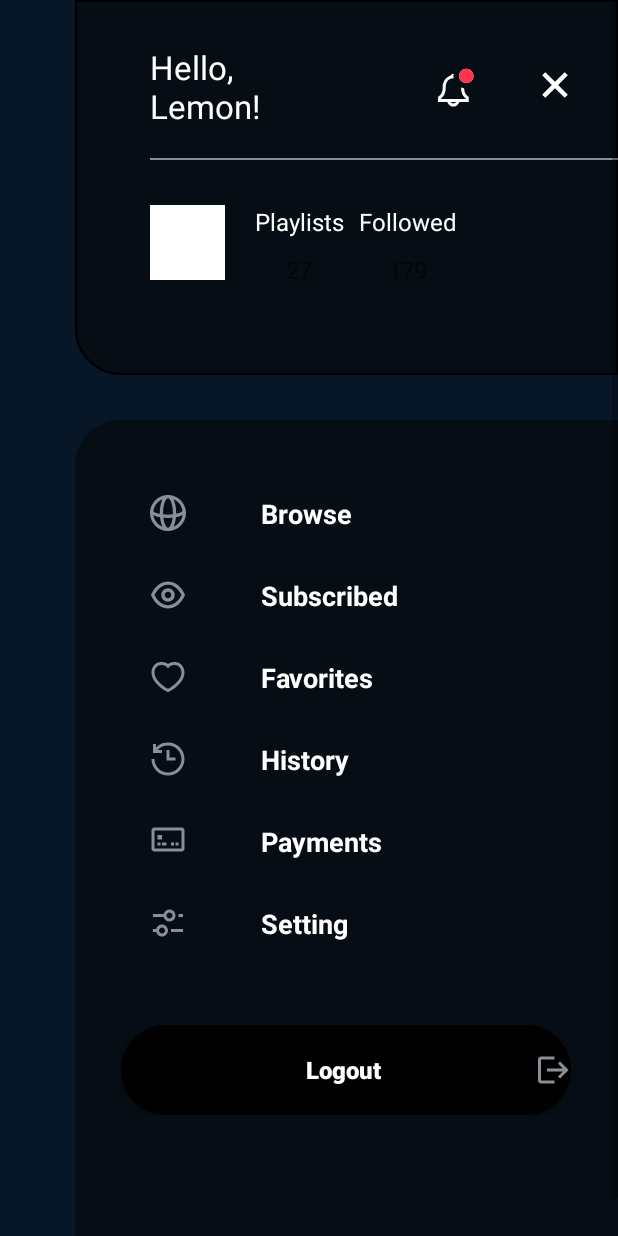
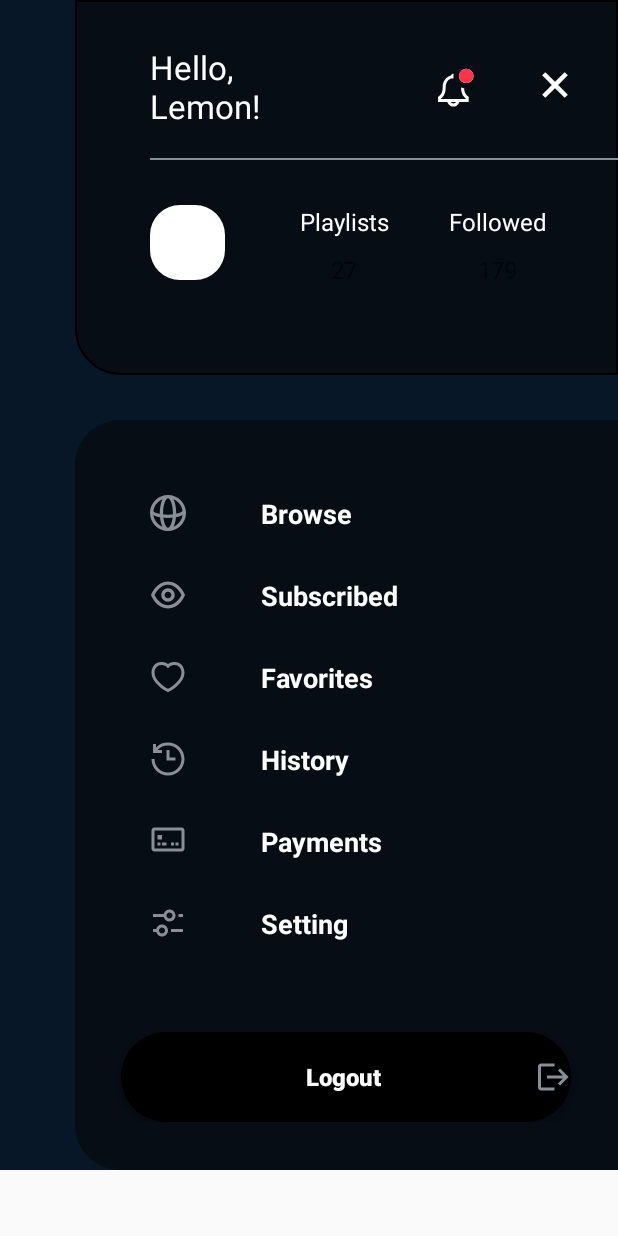
Before and after one commit to AloTunNe/podcast, an Android app: the Hamburger_Menu screen opened directly, with no data from a screen before it, on a phone screen of 412 x 824 dp. Run offline under Robolectric (Android 15) with nearby library versions, the phone set to English and light mode, and no system bars; our stand-ins replace Picasso; pictures from the network do not load; 2 statements that could not run were skipped.

Commit message:
update auto play podcast, fix UI

```diff
--- /dev/null
+++ b/app/src/main/res/drawable/hamburger_menu_bottom.xml
@@ -0,0 +1,6 @@
+<?xml version="1.0" encoding="utf-8"?>
+<shape xmlns:android="http://schemas.android.com/apk/res/android">
+    <size android:width="380dp" android:height="500dp" />
+    <solid android:color="@color/secondary" />
+    <corners android:topLeftRadius="30dp" android:bottomLeftRadius="30dp"/>
+</shape>
--- a/app/src/main/res/drawable/hamburget_menu_bottom.xml
+++ /dev/null
@@ -1,6 +0,0 @@
-<?xml version="1.0" encoding="utf-8"?>
-<shape xmlns:android="http://schemas.android.com/apk/res/android">
-    <size android:width="380dp" android:height="570dp" />
-    <solid android:color="@color/secondary" />
-    <corners android:topLeftRadius="30dp" android:bottomLeftRadius="30dp"/>
-</shape>
--- a/app/src/main/res/layout/activity_hamburger_menu.xml
+++ b/app/src/main/res/layout/activity_hamburger_menu.xml
@@ -91,7 +91,7 @@
                         android:layout_width="wrap_content"
                         android:layout_height="wrap_content"
                         android:orientation="vertical"
-                        android:layout_marginStart="10dp"
+                        android:layout_marginStart="40dp"
                         android:gravity="center">
                         <TextView
                             android:layout_width="wrap_content"
@@ -107,27 +107,29 @@
                             android:textSize="16sp"
                             />
                     </LinearLayout>
+
                     <LinearLayout
                         android:layout_width="wrap_content"
                         android:layout_height="wrap_content"
-                        android:orientation="vertical"
-                        android:layout_marginStart="10dp"
-                        android:gravity="center">
+                        android:layout_marginStart="40dp"
+                        android:gravity="center"
+                        android:orientation="vertical">
+
                         <TextView
                             android:id="@+id/tv_Follows"
                             android:layout_width="wrap_content"
                             android:layout_height="wrap_content"
                             android:text="Followed"
                             android:textColor="@color/white"
-                            android:textSize="16sp"/>
+                            android:textSize="16sp" />
+
                         <TextView
                             android:id="@+id/tv_Follows_Number"
                             android:layout_width="wrap_content"
                             android:layout_height="wrap_content"
+                            android:layout_marginTop="10dp"
                             android:text="179"
-                            android:layout_marginTop="10dp"
-                            android:textSize="16sp"
-                            />
+                            android:textSize="16sp" />
                     </LinearLayout>
 
                 </LinearLayout>
@@ -140,151 +142,168 @@
                 android:layout_height="wrap_content"
                 android:layout_marginStart="50dp"
                 android:layout_marginTop="280dp"
-                android:background="@drawable/hamburget_menu_bottom"
+                android:background="@drawable/hamburger_menu_bottom"
                 android:gravity="end"
                 android:orientation="horizontal">
 
                 <LinearLayout
                     android:layout_width="match_parent"
                     android:layout_height="match_parent"
-                    android:orientation="vertical"
-                    android:layout_marginTop="20dp">
+                    android:layout_marginTop="20dp"
+                    android:orientation="vertical">
 
                     <LinearLayout
                         android:layout_width="match_parent"
                         android:layout_height="wrap_content"
-                        android:orientation="horizontal"
-                        android:layout_marginTop="30dp">
+                        android:layout_marginTop="30dp"
+                        android:orientation="horizontal">
+
                         <ImageView
                             android:layout_width="24dp"
                             android:layout_height="24dp"
-                            android:background="@drawable/ic_earth"
-                            android:layout_marginStart="50dp"/>
+                            android:layout_marginStart="50dp"
+                            android:background="@drawable/ic_earth" />
+
                         <TextView
                             android:layout_width="wrap_content"
                             android:layout_height="wrap_content"
+                            android:layout_marginStart="50dp"
                             android:text="Browse"
                             android:textColor="@color/white"
-                            android:textStyle="bold"
                             android:textSize="18sp"
-                            android:layout_marginStart="50dp"/>
+                            android:textStyle="bold" />
                     </LinearLayout>
+
                     <LinearLayout
                         android:layout_width="match_parent"
                         android:layout_height="wrap_content"
-                        android:orientation="horizontal"
-                        android:layout_marginTop="30dp">
+                        android:layout_marginTop="30dp"
+                        android:orientation="horizontal">
+
                         <ImageView
                             android:layout_width="24dp"
                             android:layout_height="24dp"
-                            android:background="@drawable/ic_subscribed"
-                            android:layout_marginStart="50dp"/>
+                            android:layout_marginStart="50dp"
+                            android:background="@drawable/ic_subscribed" />
+
                         <TextView
                             android:layout_width="wrap_content"
                             android:layout_height="wrap_content"
+                            android:layout_marginStart="50dp"
                             android:text="Subscribed"
                             android:textColor="@color/white"
-                            android:textStyle="bold"
                             android:textSize="18sp"
-                            android:layout_marginStart="50dp"/>
+                            android:textStyle="bold" />
                     </LinearLayout>
+
                     <LinearLayout
                         android:layout_width="match_parent"
                         android:layout_height="wrap_content"
-                        android:orientation="horizontal"
-                        android:layout_marginTop="30dp">
+                        android:layout_marginTop="30dp"
+                        android:orientation="horizontal">
+
                         <ImageView
                             android:layout_width="24dp"
                             android:layout_height="24dp"
-                            android:background="@drawable/ic_heart"
-                            android:layout_marginStart="50dp"/>
+                            android:layout_marginStart="50dp"
+                            android:background="@drawable/ic_heart" />
+
                         <TextView
                             android:layout_width="wrap_content"
                             android:layout_height="wrap_content"
+                            android:layout_marginStart="50dp"
                             android:text="Favorites"
                             android:textColor="@color/white"
-                            android:textStyle="bold"
                             android:textSize="18sp"
-                            android:layout_marginStart="50dp"/>
+                            android:textStyle="bold" />
                     </LinearLayout>
+
                     <LinearLayout
                         android:layout_width="match_parent"
                         android:layout_height="wrap_content"
-                        android:orientation="horizontal"
-                        android:layout_marginTop="30dp">
+                        android:layout_marginTop="30dp"
+                        android:orientation="horizontal">
+
                         <ImageView
                             android:layout_width="24dp"
                             android:layout_height="24dp"
-                            android:background="@drawable/ic_history"
-                            android:layout_marginStart="50dp"/>
+                            android:layout_marginStart="50dp"
+                            android:background="@drawable/ic_history" />
+
                         <TextView
                             android:layout_width="wrap_content"
                             android:layout_height="wrap_content"
+                            android:layout_marginStart="50dp"
                             android:text="History"
                             android:textColor="@color/white"
-                            android:textStyle="bold"
                             android:textSize="18sp"
-                            android:layout_marginStart="50dp"/>
+                            android:textStyle="bold" />
                     </LinearLayout>
+
                     <LinearLayout
                         android:layout_width="match_parent"
                         android:layout_height="wrap_content"
-                        android:orientation="horizontal"
-                        android:layout_marginTop="30dp">
+                        android:layout_marginTop="30dp"
+                        android:orientation="horizontal">
+
                         <ImageView
                             android:layout_width="24dp"
                             android:layout_height="24dp"
-                            android:background="@drawable/ic_payments"
-                            android:layout_marginStart="50dp"/>
+                            android:layout_marginStart="50dp"
+                            android:background="@drawable/ic_payments" />
+
                         <TextView
                             android:layout_width="wrap_content"
                             android:layout_height="wrap_content"
+                            android:layout_marginStart="50dp"
                             android:text="Payments"
                             android:textColor="@color/white"
-                            android:textStyle="bold"
                             android:textSize="18sp"
-                            android:layout_marginStart="50dp"/>
+                            android:textStyle="bold" />
                     </LinearLayout>
+
                     <LinearLayout
                         android:layout_width="match_parent"
                         android:layout_height="wrap_content"
-                        android:orientation="horizontal"
-                        android:layout_marginTop="30dp">
+                        android:layout_marginTop="30dp"
+                        android:orientation="horizontal">
+
                         <ImageView
                             android:layout_width="24dp"
                             android:layout_height="24dp"
-                            android:background="@drawable/ic_settings"
-                            android:layout_marginStart="50dp"/>
+                            android:layout_marginStart="50dp"
+                            android:background="@drawable/ic_settings" />
+
                         <TextView
                             android:layout_width="wrap_content"
                             android:layout_height="wrap_content"
+                            android:layout_marginStart="50dp"
                             android:text="Setting"
                             android:textColor="@color/white"
-                            android:textStyle="bold"
                             android:textSize="18sp"
-                            android:layout_marginStart="50dp"/>
+                            android:textStyle="bold" />
                     </LinearLayout>
+
                     <LinearLayout
                         android:layout_width="match_parent"
                         android:layout_height="wrap_content"
-                        android:orientation="horizontal"
-                        android:layout_marginTop="55dp"
+                        android:layout_marginTop="60dp"
                         android:gravity="center"
-                        >
+                        android:orientation="horizontal">
+
                         <Button
                             android:id="@+id/btn_logout"
                             android:layout_width="wrap_content"
                             android:layout_height="wrap_content"
                             android:background="@drawable/btn_logout"
-                            android:text="Logout"
-                            android:textColor="@color/white"
-                            android:textStyle="bold"
-                            android:textSize="16sp"
-                            android:textAllCaps="false"
                             android:drawableEnd="@drawable/ic_logout"
                             android:gravity="center"
-                            android:paddingLeft="20dp">
-                        </Button>
+                            android:paddingLeft="20dp"
+                            android:text="Logout"
+                            android:textAllCaps="false"
+                            android:textColor="@color/white"
+                            android:textSize="16sp"
+                            android:textStyle="bold"></Button>
 
                     </LinearLayout>
                 </LinearLayout>
--- a/app/src/main/res/layout/activity_main.xml
+++ b/app/src/main/res/layout/activity_main.xml
@@ -4,7 +4,7 @@
     xmlns:tools="http://schemas.android.com/tools"
     android:layout_width="match_parent"
     android:layout_height="match_parent"
-    android:background="@color/primary"
+    android:background="@color/secondary"
     tools:context=".Activity.Main"
     tools:ignore="SpeakableTextPresentCheck">
 
--- a/app/src/main/res/layout/podcast.xml
+++ b/app/src/main/res/layout/podcast.xml
@@ -43,6 +43,7 @@
                 android:layout_width="wrap_content"
                 android:layout_height="wrap_content"
                 android:text="About flow and our motivation"
+                android:gravity="center"
                 android:textColor="@color/white"
                 android:textSize="25sp"
                 android:textStyle="bold"
@@ -162,7 +163,7 @@
                 android:layout_width="wrap_content"
                 android:layout_height="wrap_content"
                 android:layout_marginTop="10dp"
-                android:text="Lemon"
+                android:text="Vũ Văn Quang"
                 android:textColor="@color/white"
                 android:textSize="20sp"
                 android:textStyle="bold"
--- a/app/src/main/res/values/styles.xml
+++ b/app/src/main/res/values/styles.xml
@@ -9,9 +9,17 @@
         <item name="cornerSizeTopRight">30dp</item>
     </style>
     <style name="round_avatar">
-        <item name="cornerRadius">30dp</item>
+        <!--<item name="cornerFamilyBottomLeft">rounded</item>
+        <item name="cornerFamilyBottomRight">rounded</item>
+        <item name="cornerFamilyTopLeft">rounded</item>
+        <item name="cornerFamilyTopRight">rounded</item>
+        <item name="cornerSizeBottomLeft">45dp</item>
+        <item name="cornerSizeBottomRight">45dp</item>
+        <item name="cornerSizeTopLeft">45dp</item>
+        <item name="cornerSizeTopRight">45dp</item>-->
+        <item name="android:radius">45dp</item>
+        <item name="cornerSize">20dp</item>
         <item name="cornerFamily">rounded</item>
-        <!--<item name="cornerSize">10dp</item>-->
     </style>
     <style name="myseekbar" parent="Widget.AppCompat.SeekBar">
         <item name="android:progressBackgroundTint">#ffffff</item>
```
Also changed, not shown: app/src/main/java/com/example/podcast/Activity/Podcast.java (+29 -7 lines), app/src/main/res/drawable/background_round.xml (added, +11 -0 lines), app/src/main/res/layout/chanel_main_banner_layout.xml (+8 -3 lines), app/src/main/res/layout/episode_main_banner_layout.xml (+14 -5 lines), app/src/main/res/layout/playlist_main_banner_layout.xml (+7 -7 lines), 6 other files.
